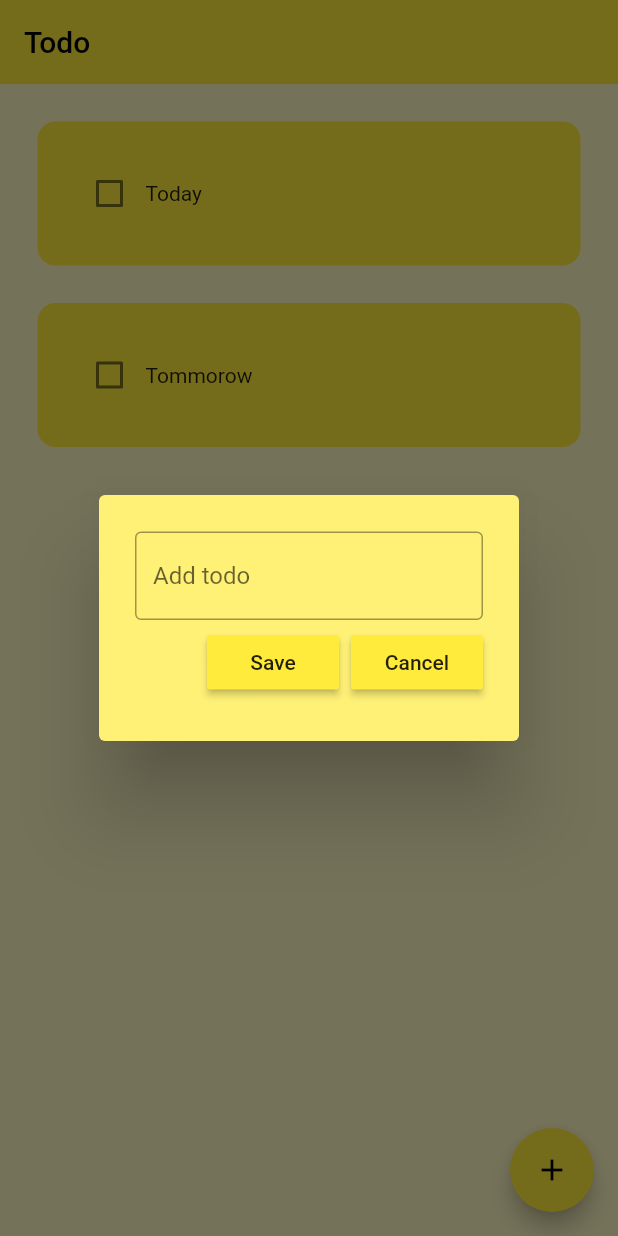
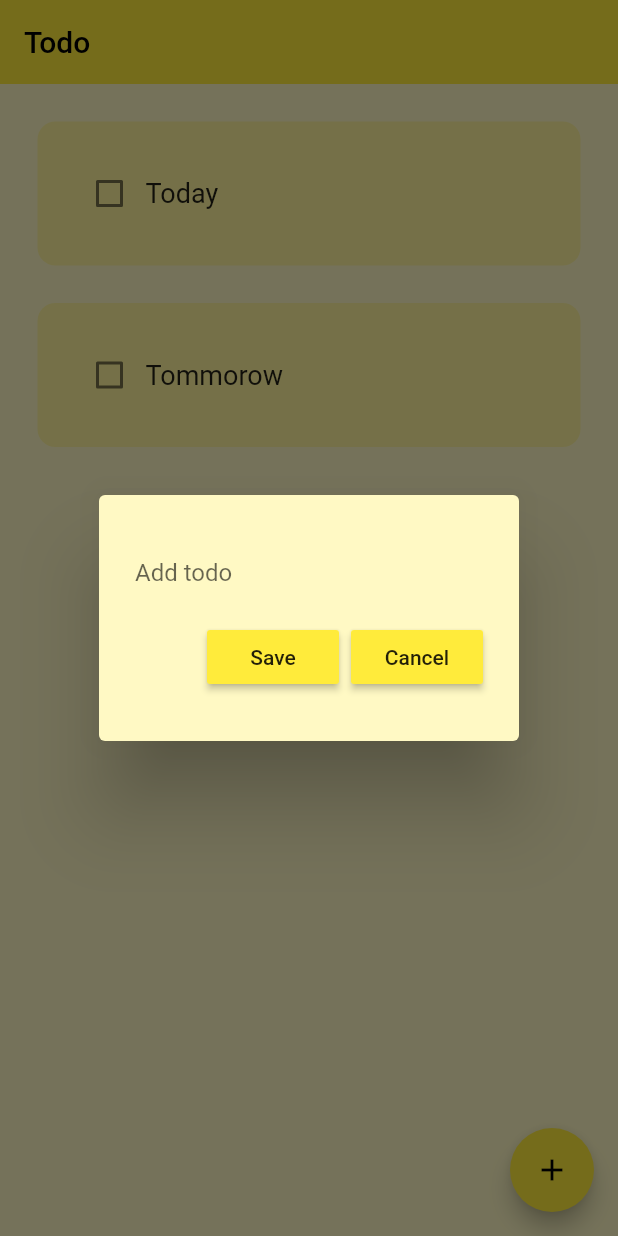
Before and after one commit to chandevcode/flutter-todo, a Flutter app: the screen it shows after launch, after a tap on the "add" icon, on a phone screen of 412 x 824 dp. Run offline on Flutter 3.47's test engine with Material 2 defaults, Android fonts, the phone set to English and light mode, and no system bars; drawn by our look-alikes of flutter_slidable; our stand-ins replace hive_flutter; accounts and stored records are empty.

Commit message:
style: new styling

```diff
--- a/lib/utils/dialog_box.dart
+++ b/lib/utils/dialog_box.dart
@@ -16,7 +16,7 @@ class DialogBox extends StatelessWidget {
   @override
   Widget build(BuildContext context) {
     return AlertDialog(
-      backgroundColor: Colors.yellow[300],
+      backgroundColor: Colors.yellow[100],
       content: Container(
         height: 120,
         child: Column(
@@ -25,7 +25,7 @@ class DialogBox extends StatelessWidget {
             TextField(
               controller: controller,
               decoration: InputDecoration(
-                  border: OutlineInputBorder(), hintText: "Add todo"),
+                  border: InputBorder.none, hintText: "Add todo"),
             ),
             Row(
               mainAxisAlignment: MainAxisAlignment.end,
--- a/lib/utils/todo_tile.dart
+++ b/lib/utils/todo_tile.dart
@@ -33,7 +33,8 @@ class TodoTile extends StatelessWidget {
         child: Container(
           padding: EdgeInsets.all(24),
           decoration: BoxDecoration(
-              color: Colors.yellow, borderRadius: BorderRadius.circular(12)),
+              color: Colors.yellow[200],
+              borderRadius: BorderRadius.circular(12)),
           child: Row(children: [
             Checkbox(
               value: taskCompleted,
@@ -43,6 +44,7 @@ class TodoTile extends StatelessWidget {
             Text(
               taskName,
               style: TextStyle(
+                  fontSize: 18,
                   decoration: taskCompleted
                       ? TextDecoration.lineThrough
                       : TextDecoration.none),
```
